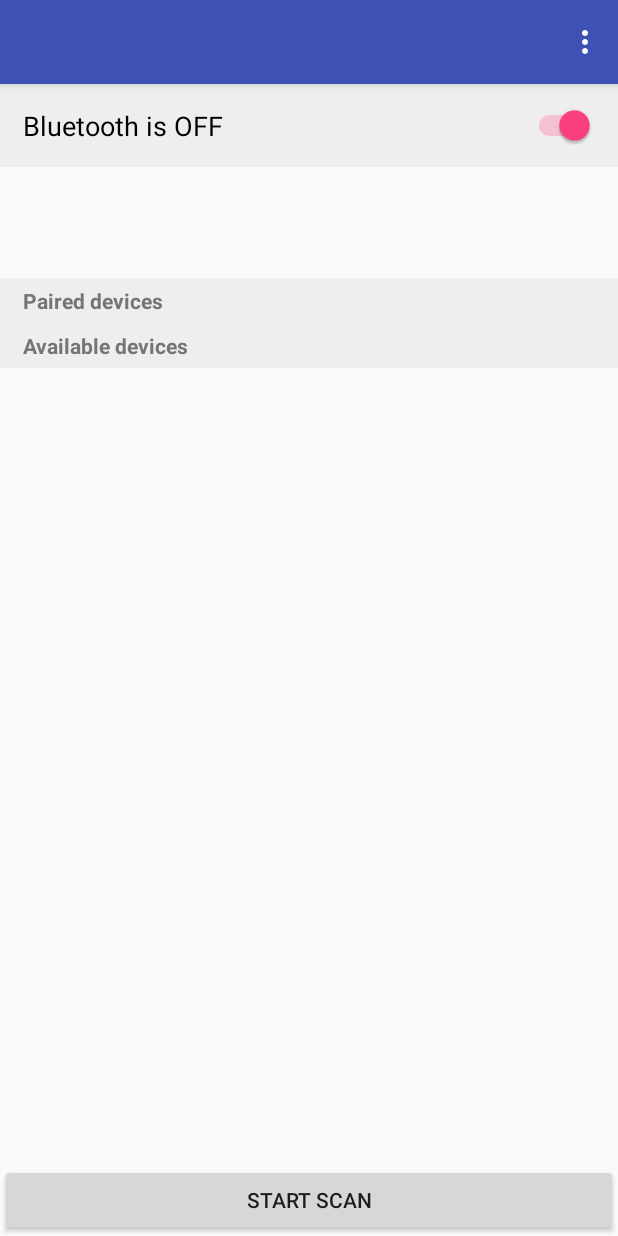
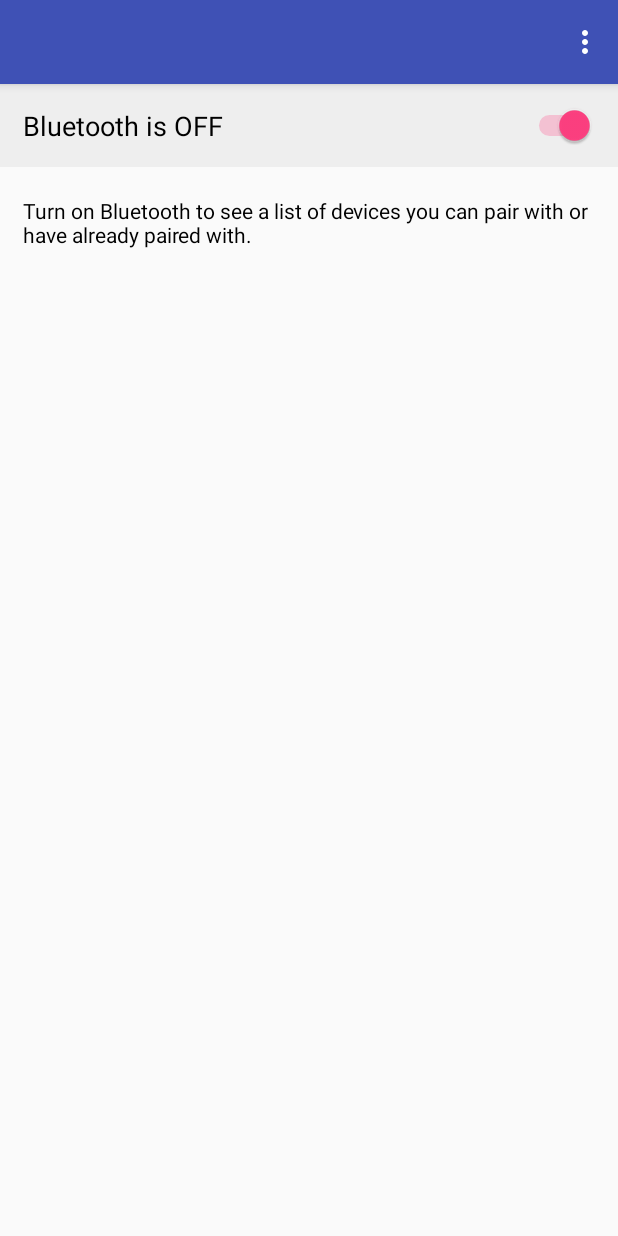
Before and after one commit to arpitjindal97/FridgeControl, an Android app: the screen it shows after launch (MainActivity), after a tap on "Bluetooth is OFF", on a phone screen of 412 x 824 dp. Run offline under Robolectric (Android 15) with nearby library versions, the phone set to English and light mode, and no system bars; 13 statements that could not run were skipped.

Commit message:
pairing working now

```diff
--- a/app/src/main/java/in/gvc/bluetooth/MainActivity.java
+++ b/app/src/main/java/in/gvc/bluetooth/MainActivity.java
@@ -12,28 +12,29 @@ import android.os.ParcelUuid;
 import android.support.v4.app.ActivityCompat;
 import android.support.v7.app.AppCompatActivity;
 import android.support.v7.widget.*;
+import android.support.v7.widget.Toolbar;
 import android.util.Log;
+import android.view.LayoutInflater;
 import android.view.View;
 import android.view.Menu;
 import android.view.MenuItem;
-import android.widget.Button;
-import android.widget.EditText;
-import android.widget.Switch;
-import android.widget.TextView;
+import android.widget.*;
 
 import java.io.IOException;
 import java.io.InputStream;
 import java.io.OutputStream;
 import java.util.ArrayList;
+import java.util.List;
 import java.util.Set;
 
-public class MainActivity extends AppCompatActivity {
+public class MainActivity extends AppCompatActivity
+{
 
 
     BluetoothAdapter mBluetoothAdapter = BluetoothAdapter.getDefaultAdapter();
 
 
-    RecyclerView recyclerViewPaired ;
+    RecyclerView recyclerViewPaired;
     ArrayList<BluetoothDevice> pairedList = new ArrayList<BluetoothDevice>();
     DeviceAdapter deviveAdapter = new DeviceAdapter(pairedList);
 
@@ -48,7 +49,8 @@ public class MainActivity extends AppCompatActivity {
     public Button scan_button;
 
     @Override
-    protected void onCreate(Bundle savedInstanceState) {
+    protected void onCreate(Bundle savedInstanceState)
+    {
         super.onCreate(savedInstanceState);
         setContentView(R.layout.activity_main);
         Toolbar toolbar = (Toolbar) findViewById(R.id.toolbar);
@@ -70,7 +72,6 @@ public class MainActivity extends AppCompatActivity {
         recyclerViewPaired.addItemDecoration(dividerItemDecoration);
 
 
-
         recyclerViewAvailable = findViewById(R.id.available_list);
         recyclerViewAvailable.setLayoutManager(new LinearLayoutManager(this));
         recyclerViewAvailable.setItemAnimator(new DefaultItemAnimator());
@@ -88,20 +89,10 @@ public class MainActivity extends AppCompatActivity {
             @Override
             public void onClick(View view)
             {
-               toggleBluetooth(switch1);
+                toggleBluetooth(switch1);
             }
         });
 
-        if(mBluetoothAdapter.isEnabled())
-        {
-            makeDiscoverable();
-            onActivityResult(1000,0,null);
-        }
-        else
-        {
-            toggleBluetooth(switch1);
-        }
-        mBluetoothAdapter.enable();
 
 
         scan_button = findViewById(R.id.scan_button);
@@ -111,9 +102,30 @@ public class MainActivity extends AppCompatActivity {
             public void onClick(View view)
             {
                 checkBluetoothPermissions();
-                mBluetoothAdapter.startDiscovery();
+                if(scan_button.getText().equals("Start Scan"))
+                    mBluetoothAdapter.startDiscovery();
+                else
+                    mBluetoothAdapter.cancelDiscovery();
             }
         });
+
+        if (mBluetoothAdapter.isEnabled())
+        {
+            makeDiscoverable();
+            onActivityResult(1000, 0, null);
+        } else
+        {
+            /*RelativeLayout frameLayout = findViewById(R.id.content_main);
+            frameLayout.removeAllViews();
+
+            LayoutInflater inflater = LayoutInflater.from(getApplicationContext());
+            View v = inflater.inflate(R.layout.off_bluetooth, null);
+
+            */
+            findViewById(R.id.off_bluetooth).setVisibility(View.VISIBLE);
+            findViewById(R.id.on_bluetooth).setVisibility(View.INVISIBLE);
+        }
+
 
         IntentFilter filter = new IntentFilter();
 
@@ -121,6 +133,7 @@ public class MainActivity extends AppCompatActivity {
         filter.addAction(BluetoothDevice.ACTION_FOUND);
         filter.addAction(BluetoothAdapter.ACTION_DISCOVERY_STARTED);
         filter.addAction(BluetoothAdapter.ACTION_DISCOVERY_FINISHED);
+        filter.addAction(BluetoothDevice.ACTION_BOND_STATE_CHANGED);
 
         registerReceiver(broadcastReceiver, filter);
 
@@ -129,37 +142,46 @@ public class MainActivity extends AppCompatActivity {
     public void send_on(View view)
     {
         String str = "on";
-        try {
+        try
+        {
             write(str);
-        } catch (IOException e) {
+        } catch (IOException e)
+        {
             e.printStackTrace();
         }
-    }public void send_off(View view)
+    }
+
+    public void send_off(View view)
     {
         String str = "off";
-        try {
+        try
+        {
             write(str);
-        } catch (IOException e) {
+        } catch (IOException e)
+        {
             e.printStackTrace();
         }
     }
 
     @Override
-    public boolean onCreateOptionsMenu(Menu menu) {
+    public boolean onCreateOptionsMenu(Menu menu)
+    {
         // Inflate the menu; this adds items to the action bar if it is present.
         getMenuInflater().inflate(R.menu.menu_main, menu);
         return true;
     }
 
     @Override
-    public boolean onOptionsItemSelected(MenuItem item) {
+    public boolean onOptionsItemSelected(MenuItem item)
+    {
         // Handle action bar item clicks here. The action bar will
         // automatically handle clicks on the Home/Up button, so long
         // as you specify a parent activity in AndroidManifest.xml.
         int id = item.getItemId();
 
         //noinspection SimplifiableIfStatement
-        if (id == R.id.action_settings) {
+        if (id == R.id.action_settings)
+        {
             return true;
         }
 
@@ -169,14 +191,18 @@ public class MainActivity extends AppCompatActivity {
     private OutputStream outputStream;
     private InputStream inStream;
 
-    private void init() throws IOException {
+    private void init() throws IOException
+    {
         BluetoothAdapter blueAdapter = BluetoothAdapter.getDefaultAdapter();
-        if (blueAdapter != null) {
-            if (blueAdapter.isEnabled()) {
+        if (blueAdapter != null)
+        {
+            if (blueAdapter.isEnabled())
+            {
                 Set<BluetoothDevice> bondedDevices = blueAdapter.getBondedDevices();
 
-                if(bondedDevices.size() > 0) {
-                    Object[] devices = (Object []) bondedDevices.toArray();
+                if (bondedDevices.size() > 0)
+                {
+                    Object[] devices = (Object[]) bondedDevices.toArray();
                     BluetoothDevice device = (BluetoothDevice) devices[0];
                     ParcelUuid[] uuids = device.getUuids();
                     BluetoothSocket socket = device.createRfcommSocketToServiceRecord(uuids[0].getUuid());
@@ -186,26 +212,32 @@ public class MainActivity extends AppCompatActivity {
                 }
 
                 Log.i("ARPIT", "No appropriate paired devices.");
-            } else {
+            } else
+            {
                 Log.i("ARPIT", "Bluetooth is disabled.");
             }
         }
     }
 
-    public void write(String s) throws IOException {
+    public void write(String s) throws IOException
+    {
         outputStream.write(s.getBytes());
     }
 
-    public void run() {
+    public void run()
+    {
         final int BUFFER_SIZE = 1024;
         byte[] buffer = new byte[BUFFER_SIZE];
         int bytes = 0;
         int b = BUFFER_SIZE;
 
-        while (true) {
-            try {
+        while (true)
+        {
+            try
+            {
                 bytes = inStream.read(buffer, bytes, BUFFER_SIZE - bytes);
-            } catch (IOException e) {
+            } catch (IOException e)
+            {
                 e.printStackTrace();
             }
         }
@@ -213,57 +245,93 @@ public class MainActivity extends AppCompatActivity {
 
     public void toggleBluetooth(Switch switch1)
     {
-        if (mBluetoothAdapter.isEnabled()) {
+        if (mBluetoothAdapter.isEnabled())
+        {
             mBluetoothAdapter.disable();
 
             switch1.setText("Bluetooth is OFF");
-            findViewById(R.id.device_name).setVisibility(View.INVISIBLE);
+            //findViewById(R.id.device_name).setVisibility(View.INVISIBLE);
 
-            while(pairedList.size()>0)
+            while (pairedList.size() > 0)
                 pairedList.remove(0);
             deviveAdapter.notifyDataSetChanged();
 
-        } else {
+
+            findViewById(R.id.off_bluetooth).setVisibility(View.VISIBLE);
+            findViewById(R.id.on_bluetooth).setVisibility(View.INVISIBLE);
+
+        } else
+        {
             Intent intent = new Intent(BluetoothAdapter.ACTION_REQUEST_ENABLE);
 
             startActivityForResult(intent, 1000);
 
-            findViewById(R.id.device_name).setVisibility(View.VISIBLE);
+            //findViewById(R.id.device_name).setVisibility(View.VISIBLE);
 
             makeDiscoverable();
 
         }
     }
-    protected void onActivityResult(int requestCode, int resultCode, Intent data) {
-        if (requestCode == 1000) {
 
-            recyclerViewPaired.setVisibility(View.VISIBLE);
-            ((Switch)findViewById(R.id.switch1)).setChecked(true);
-            ((Switch)findViewById(R.id.switch1)).setText("Bluetooth is ON");
-            ((TextView)findViewById(R.id.device_name)).setText("Your Device ("+mBluetoothAdapter.getName()
-                    +") is currently visible to nearby devices.");
+    protected void onActivityResult(int requestCode, int resultCode, Intent data)
+    {
+        if (requestCode == 1000)
+        {
+            /*RelativeLayout frameLayout = findViewById(R.id.content_main);
+            frameLayout.removeAllViews();
 
-            Set<BluetoothDevice> pairedDevices = mBluetoothAdapter.getBondedDevices();
+            LayoutInflater inflater = LayoutInflater.from(getApplicationContext());
+            View v = inflater.inflate(R.layout.content_main, null);
 
-            if (pairedDevices == null || pairedDevices.size() == 0) {
+            frameLayout.addView(v);*/
 
-            } else {
-                while(pairedList.size()>0)
-                    pairedList.remove(0);
+            findViewById(R.id.off_bluetooth).setVisibility(View.INVISIBLE);
+            findViewById(R.id.on_bluetooth).setVisibility(View.VISIBLE);
 
-                pairedList.addAll(pairedDevices);
+            //recyclerViewPaired.setVisibility(View.VISIBLE);
+            ((Switch) findViewById(R.id.switch1)).setChecked(true);
+            ((Switch) findViewById(R.id.switch1)).setText("Bluetooth is ON");
+            ((TextView) findViewById(R.id.device_name)).setText("Your Device (" + mBluetoothAdapter.getName()
+                    + ") is currently visible to nearby devices.");
 
-                Log.i("ARPIT","paired devices size : "+pairedList.size());
-                deviveAdapter.notifyDataSetChanged();
-            }
+            updatePairedList();
 
 
         }
     }
+    void updatePairedList()
+    {
+        List<BluetoothDevice> pairedDevices = new ArrayList<>(mBluetoothAdapter.getBondedDevices());
+
+
+
+            while (pairedList.size() > 0)
+                pairedList.remove(0);
+
+            pairedList.addAll(pairedDevices);
+
+            Log.i("ARPIT", "paired devices size : " + pairedList.size());
+            deviveAdapter.notifyDataSetChanged();
+
+    }
+    void updateAvailableList()
+    {
+        for(int i=0;i<availableList.size();i++)
+        {
+            BluetoothDevice device = availableList.get(i);
+            if(device.getBondState() == BluetoothDevice.BOND_BONDED)
+                availableList.remove(i--);
+        }
+        deviceAdapterAvailable.notifyDataSetChanged();
+    }
+
     @Override
-    public void onPause() {
-        if (mBluetoothAdapter != null) {
-            if (mBluetoothAdapter.isDiscovering()) {
+    public void onPause()
+    {
+        if (mBluetoothAdapter != null)
+        {
+            if (mBluetoothAdapter.isDiscovering())
+            {
                 mBluetoothAdapter.cancelDiscovery();
             }
         }
@@ -272,31 +340,47 @@ public class MainActivity extends AppCompatActivity {
     }
 
     @Override
-    public void onDestroy() {
+    public void onDestroy()
+    {
         unregisterReceiver(broadcastReceiver);
 
         super.onDestroy();
     }
 
-    public void checkBluetoothPermissions(){
-        if(Build.VERSION.SDK_INT >=Build.VERSION_CODES.M){
+    public void checkBluetoothPermissions()
+    {
+        if (Build.VERSION.SDK_INT >= Build.VERSION_CODES.M)
+        {
             int permissionCheck = 0;
 
-                permissionCheck = this.checkSelfPermission("Manifest.permission.ACCESS_FINE_LOCATION");
+            permissionCheck = this.checkSelfPermission("Manifest.permission.ACCESS_FINE_LOCATION");
 
             permissionCheck += this.checkSelfPermission("Manifest.permission.ACCESS_COARSE_LOCATION");
-            if (permissionCheck != 0) {
+            if (permissionCheck != 0)
+            {
 
                 this.requestPermissions(new String[]{Manifest.permission.ACCESS_FINE_LOCATION, Manifest.permission.ACCESS_COARSE_LOCATION}, 1001); //Any number
             }
-        }else{
+        } else
+        {
             Log.d("ARPIT", "checkBTPermissions: No need to check permissions. SDK version < LOLLIPOP.");
         }
     }
+
     void makeDiscoverable()
     {
         Intent discoverableIntent = new Intent(BluetoothAdapter.ACTION_REQUEST_DISCOVERABLE);
-        discoverableIntent.putExtra(BluetoothAdapter.EXTRA_DISCOVERABLE_DURATION, 0);
+        discoverableIntent.putExtra(BluetoothAdapter.EXTRA_DISCOVERABLE_DURATION, 180);
         startActivity(discoverableIntent);
     }
+
+    public void toggleScan(View view)
+    {
+        scan_button = findViewById(R.id.scan_button);
+        checkBluetoothPermissions();
+        if(scan_button.getText().equals("Start Scan"))
+            mBluetoothAdapter.startDiscovery();
+        else
+            mBluetoothAdapter.cancelDiscovery();
+    }
 }
--- a/app/src/main/res/layout/activity_main.xml
+++ b/app/src/main/res/layout/activity_main.xml
@@ -8,6 +8,7 @@
 
     <android.support.design.widget.AppBarLayout
         android:layout_width="match_parent"
+		android:id="@+id/appbarlayout"
         android:layout_height="wrap_content"
         android:theme="@style/AppTheme.AppBarOverlay">
 
@@ -20,7 +21,29 @@
 
     </android.support.design.widget.AppBarLayout>
 
-    <include layout="@layout/content_main" />
+	<Switch
+			android:text="Bluetooth is OFF"
+			android:layout_width="match_parent"
+			android:textSize="18sp"
+			android:layout_height="wrap_content"
+			android:background="#EEEEEE"
+			android:padding="15dp"
+			android:id="@+id/switch1"
+			android:layout_below="@+id/appbarlayout"
+			android:layout_alignParentStart="true"/>
+
+    <include layout="@layout/content_main"
+			 android:id="@+id/on_bluetooth"
+			 android:layout_width="match_parent"
+			 android:layout_height="wrap_content"
+			 android:layout_below="@+id/switch1"/>
+
+	<include layout="@layout/off_bluetooth"
+			 android:layout_width="match_parent"
+			 android:layout_height="wrap_content"
+			 android:id="@+id/off_bluetooth"
+			 android:visibility="invisible"
+			 android:layout_below="@+id/switch1" />
 
 
 </RelativeLayout>
--- a/app/src/main/res/layout/content_main.xml
+++ b/app/src/main/res/layout/content_main.xml
@@ -3,27 +3,19 @@
 
 				xmlns:tools="http://schemas.android.com/tools"
 				android:layout_width="match_parent"
-				android:layout_height="match_parent"
+				android:layout_height="wrap_content"
 				tools:context="in.gvc.bluetooth.MainActivity"
 				tools:showIn="@layout/activity_main">
 
-	<Switch
-			android:text="Bluetooth is OFF"
-			android:layout_width="match_parent"
-			android:textSize="18sp"
-			android:layout_height="wrap_content"
-			android:layout_marginTop="56dp"
-			android:background="#EEEEEE"
-			android:padding="15dp"
-			android:id="@+id/switch1"
-			android:layout_alignParentTop="true" android:layout_alignParentStart="true"/>
+
 
 	<ScrollView
 			android:layout_width="match_parent"
-			android:layout_below="@+id/switch1"
-			android:layout_above="@+id/scan_button"
 			android:id="@+id/scrollView"
-			android:layout_height="wrap_content">
+			android:layout_height="wrap_content"
+			android:layout_alignParentTop="true"
+			android:layout_alignParentStart="true"
+			android:layout_above="@+id/scan_button">
 
 
 		<RelativeLayout
--- /dev/null
+++ b/app/src/main/res/layout/off_bluetooth.xml
@@ -0,0 +1,18 @@
+<?xml version="1.0" encoding="utf-8"?>
+<RelativeLayout xmlns:android="http://schemas.android.com/apk/res/android"
+				android:layout_width="match_parent"
+				android:layout_height="match_parent">
+
+
+	<TextView android:layout_width="match_parent"
+			  android:text="Turn on Bluetooth to see a list of devices you can pair with or have already paired with."
+			  android:paddingLeft="15dp"
+			  android:paddingRight="15dp"
+			  android:paddingTop="19dp"
+			  android:paddingBottom="19dp"
+			  android:textSize="14dp"
+			  android:textColor="#000000"
+			  android:layout_height="wrap_content"
+			  android:id="@+id/off_message_first"/>
+
+</RelativeLayout>
```
Also changed, not shown: app/src/main/java/in/gvc/bluetooth/BroadcastReceiver.java (+64 -8 lines), app/src/main/java/in/gvc/bluetooth/DeviceAdapter.java (+52 -14 lines), app/src/main/res/layout/device_item_view.xml (+4 -4 lines), 1 other file.
